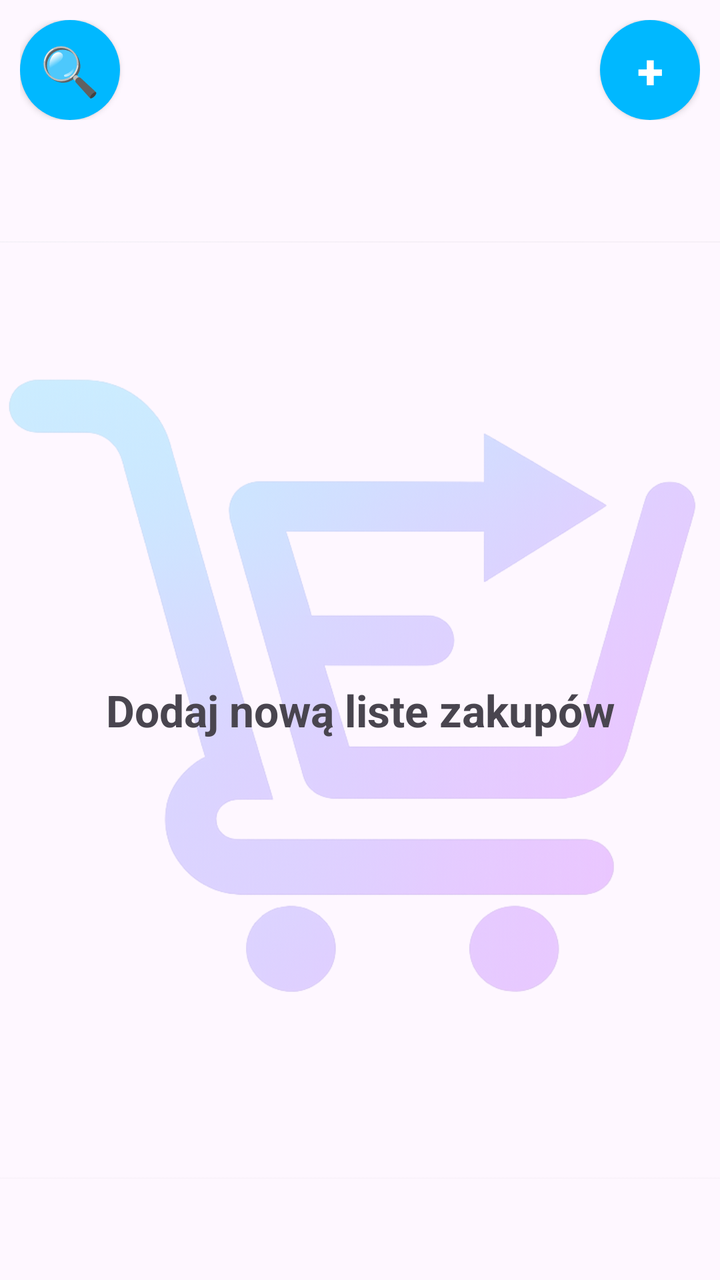
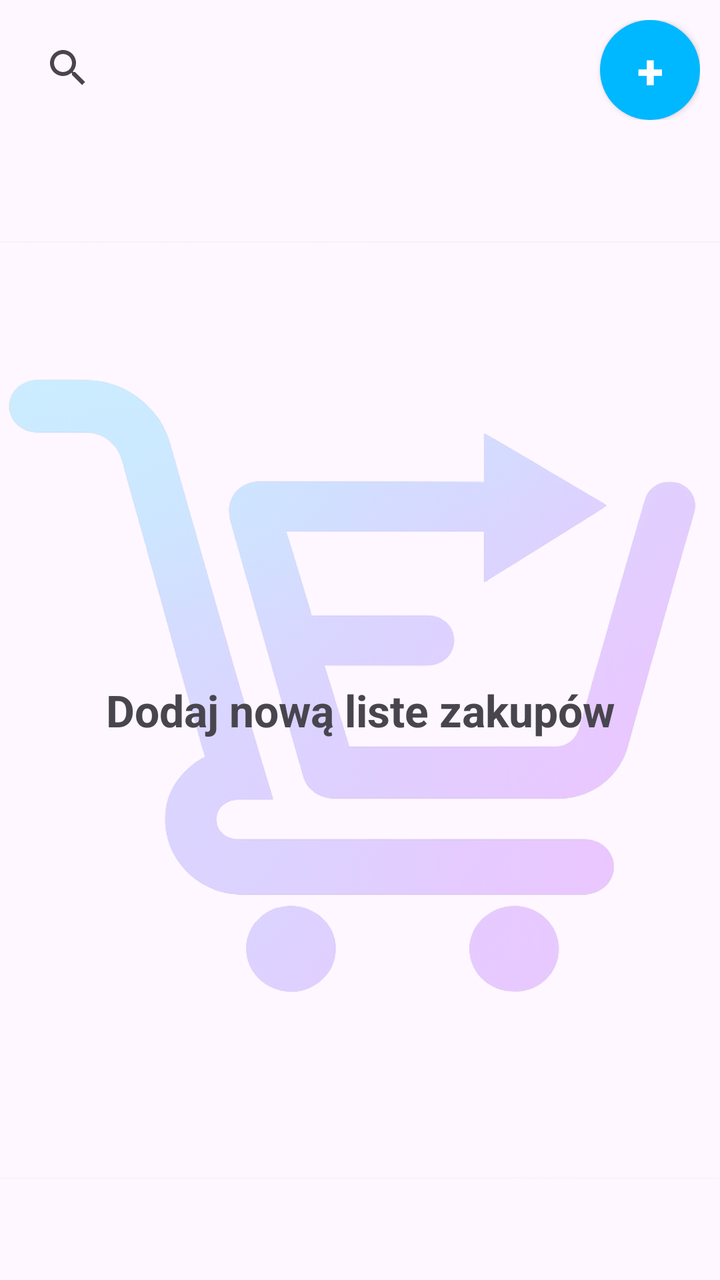

Two renders of the same Android screen: before a commit and after it. Below are the layout's source before the change and the commit's diff.
<!-- AndroidManifest.xml: application theme Theme.Listify -->
<!-- res/layout/fragment_home.xml -->
<?xml version="1.0" encoding="utf-8"?>
<LinearLayout xmlns:android="http://schemas.android.com/apk/res/android"
    xmlns:tools="http://schemas.android.com/tools"
    android:layout_width="match_parent"
    android:layout_height="match_parent"
    xmlns:app="http://schemas.android.com/apk/res-auto"
    android:orientation="vertical"
    tools:context=".HomeFragment">
    <LinearLayout
        android:padding="10dp"
        android:layout_width="match_parent"
        android:layout_height="wrap_content"
        android:orientation="horizontal">

        <androidx.appcompat.widget.AppCompatButton
            android:id="@+id/searchList"
            android:layout_width="50dp"
            android:layout_height="50dp"
            android:textSize="24sp"
            android:textStyle="bold"
            android:padding="0dp"
            android:gravity="center"
            android:textColor="@color/white"
            android:background="@drawable/circle_button"
            android:text="🔍" />
        <SearchView
            android:id="@+id/searchView"
            android:layout_width="wrap_content"
            android:layout_height="wrap_content"
            android:iconifiedByDefault="true"
            android:visibility="gone"
            android:queryHint="wyszukaj listę zakupów"/>


        <TextView
            android:id="@+id/textView2"
            android:layout_width="wrap_content"
            android:layout_height="wrap_content"
            android:layout_weight="1"
            />

        <androidx.appcompat.widget.AppCompatButton
            android:id="@+id/buttonAddList"
            android:layout_width="50dp"
            android:layout_height="50dp"
            android:textSize="24sp"
            android:textStyle="bold"
            android:padding="0dp"
            android:gravity="center"
            android:background="@drawable/circle_button"
            android:textColor="@color/white"
            android:text="+" />
    </LinearLayout>

    <androidx.constraintlayout.widget.ConstraintLayout
        android:layout_width="match_parent"
        android:layout_height="match_parent">

        <ImageView
            android:id="@+id/imageView2"
            android:layout_width="match_parent"
            android:layout_height="match_parent"
            app:srcCompat="@drawable/ikona2"
            android:alpha="0.2"
            app:layout_constraintTop_toTopOf="parent"
            app:layout_constraintBottom_toBottomOf="parent"
            app:layout_constraintStart_toStartOf="parent"
            app:layout_constraintEnd_toEndOf="parent"/>

        <TextView
            android:id="@+id/textView3"
            android:layout_width="wrap_content"
            android:layout_height="wrap_content"
            android:text="Dodaj nową liste zakupów"
            android:textSize="22sp"
            android:textStyle="bold"
            app:layout_constraintTop_toTopOf="parent"
            app:layout_constraintBottom_toBottomOf="parent"
            app:layout_constraintStart_toStartOf="parent"
            app:layout_constraintEnd_toEndOf="parent"/>
    </androidx.constraintlayout.widget.ConstraintLayout>

    <ListView
        android:layout_width="match_parent"
        android:layout_height="match_parent"
        android:padding="20dp" />
</LinearLayout>
<!-- resources referenced by this layout -->
<resources>
  <color name="white">#FFFFFFFF</color>
  <!-- drawable circle_button (drawable) -->
  <?xml version="1.0" encoding="utf-8"?>
  <shape xmlns:android="http://schemas.android.com/apk/res/android">
      <solid android:color="#00B8FF"></solid>
      <corners android:radius="500dp"/>
  </shape>
  <!-- drawable ikona2: png bitmap (drawable, 301236 bytes) -->
  <style name="Theme.Listify" parent="Base.Theme.Listify" />
  <style name="Base.Theme.Listify" parent="Theme.Material3.DayNight.NoActionBar">
          <item name="android:windowIsTranslucent">true</item>
  
          <item name="android:windowSplashScreenAnimatedIcon">@android:color/transparent</item>
      </style>
</resources>

<!-- the commit's change to res/layout/fragment_home.xml (unified diff, before → after) -->
@@ -12,24 +12,14 @@
         android:layout_height="wrap_content"
         android:orientation="horizontal">
 
-        <androidx.appcompat.widget.AppCompatButton
-            android:id="@+id/searchList"
-            android:layout_width="50dp"
-            android:layout_height="50dp"
-            android:textSize="24sp"
-            android:textStyle="bold"
-            android:padding="0dp"
-            android:gravity="center"
-            android:textColor="@color/white"
-            android:background="@drawable/circle_button"
-            android:text="🔍" />
+
         <SearchView
             android:id="@+id/searchView"
             android:layout_width="wrap_content"
             android:layout_height="wrap_content"
             android:iconifiedByDefault="true"
-            android:visibility="gone"
-            android:queryHint="wyszukaj listę zakupów"/>
+            android:queryHint="wyszukaj listę zakupów"
+            android:visibility="visible" />
 
 
         <TextView
